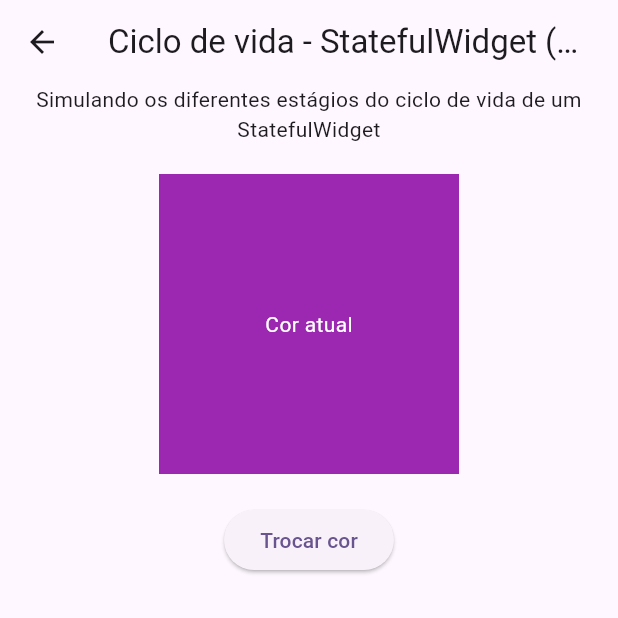
After one commit to pri-branbilla/flutter-app-demo, a Flutter app: the CicloStatefulParent screen opened directly, after a tap on "Trocar cor", on a phone screen of 412 x 824 dp, the top half of it. The commit adds this screen. Run offline on Flutter 3.47's test engine with Material 3 defaults, Android fonts, the phone set to English and light mode, and no system bars.

Commit message:
aulas 4.1 e 4.2 - Ciclo de vida do StatefulWidget

```diff
--- a/lib/main.dart
+++ b/lib/main.dart
@@ -1,4 +1,5 @@
 import 'package:flutter/material.dart';
+import 'package:projeto_exemplo/screens/ciclo_stateful_parent.dart';
 import 'package:projeto_exemplo/screens/widgets_conteudo.dart';
 import 'package:projeto_exemplo/screens/widgets_layout.dart';
 
@@ -34,6 +35,12 @@ class ListContents extends StatelessWidget {
       icone: Icons.view_agenda,
       descricao: 'Exemplos / demonstrações de padding, column, flexible...',
       destino: WidgetsLayout(),
+    ),
+    CatalogoItem(
+      titulo: 'Ciclo de Vida - Stateful',
+      icone: Icons.sync,
+      descricao: 'Entendendo o ciclo de vida de um StatefulWidget',
+      destino: CicloStatefulParent(),
     ),
   ];
   ListContents({super.key});
--- /dev/null
+++ b/lib/screens/ciclo_stateful.dart
@@ -0,0 +1,50 @@
+import 'package:flutter/material.dart';
+
+class CicloStateful extends StatefulWidget {
+  final Color cor;
+  const CicloStateful({super.key, required this.cor});
+
+  @override
+  State<CicloStateful> createState() => _CicloStatefulState();
+}
+
+class _CicloStatefulState extends State<CicloStateful> {
+  @override
+  void initState() {
+    super.initState();
+    print('initState: Widget foi inserido na árvore');
+  }
+
+  @override
+  void didChangeDependencies() {
+    super.didChangeDependencies();
+    print(
+      'didChangeDependencies: Widget recebeu dependências / mudanças no context da árvore',
+    );
+  }
+
+  @override
+  void didUpdateWidget(CicloStateful oldWiget) {
+    super.didUpdateWidget(oldWiget);
+    print('didUpdateWidget: Propriedades mudaram');
+  }
+
+  @override
+  void dispose() {
+    super.dispose();
+    print('dispose: Widget removido da árvore');
+  }
+
+  @override
+  Widget build(BuildContext context) {
+    print('build: Widget construído / reconstruído');
+    return Container(
+      height: 200,
+      width: 200,
+      color: widget.cor,
+      child: Center(
+        child: Text('Cor atual', style: TextStyle(color: Colors.white)),
+      ),
+    );
+  }
+}
--- /dev/null
+++ b/lib/screens/ciclo_stateful_parent.dart
@@ -0,0 +1,38 @@
+import 'package:flutter/material.dart';
+import 'package:projeto_exemplo/screens/ciclo_stateful.dart';
+
+class CicloStatefulParent extends StatefulWidget {
+  const CicloStatefulParent({super.key});
+
+  @override
+  State<CicloStatefulParent> createState() => _CicloStatefulParentState();
+}
+
+class _CicloStatefulParentState extends State<CicloStatefulParent> {
+  Color corAtual = Colors.blue;
+
+  void trocarCor() {
+    setState(() {
+      corAtual = corAtual == Colors.blue ? Colors.purple : Colors.blue;
+    });
+  }
+
+  @override
+  Widget build(BuildContext context) {
+    return Scaffold(
+      appBar: AppBar(title: Text('Ciclo de vida - StatefulWidget (Parent)')),
+      body: Column(
+        children: [
+          Text(
+            'Simulando os diferentes estágios do ciclo de vida de um StatefulWidget',
+            textAlign: TextAlign.center,
+          ),
+          SizedBox(height: 20),
+          CicloStateful(cor: corAtual),
+          SizedBox(height: 20),
+          ElevatedButton(onPressed: trocarCor, child: Text('Trocar cor')),
+        ],
+      ),
+    );
+  }
+}
```
